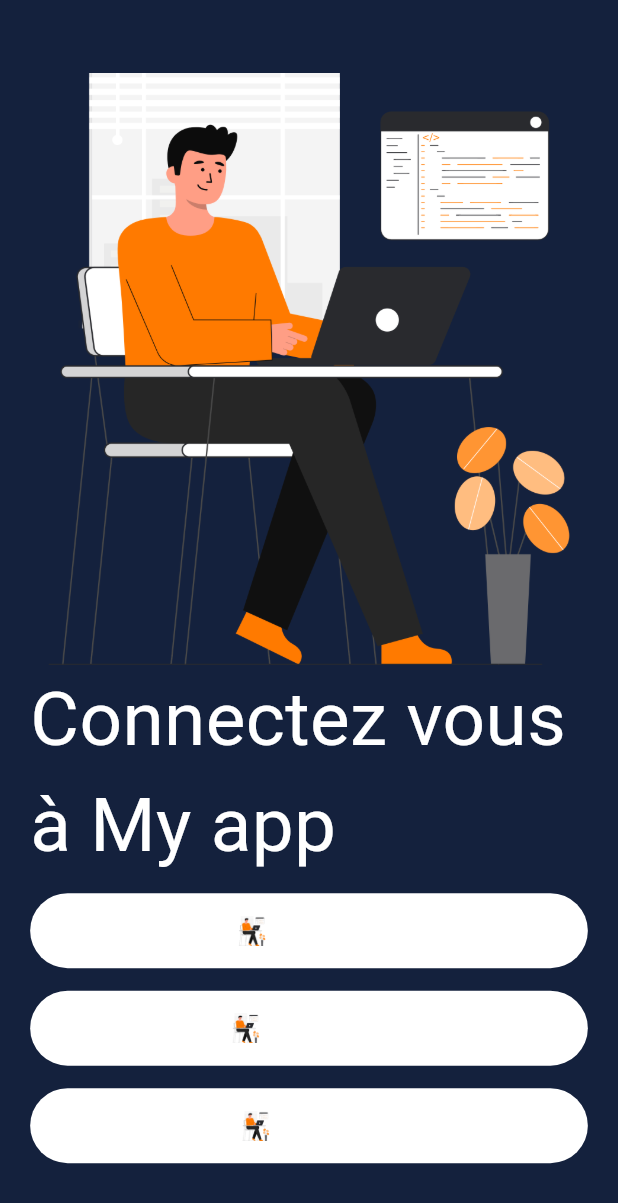
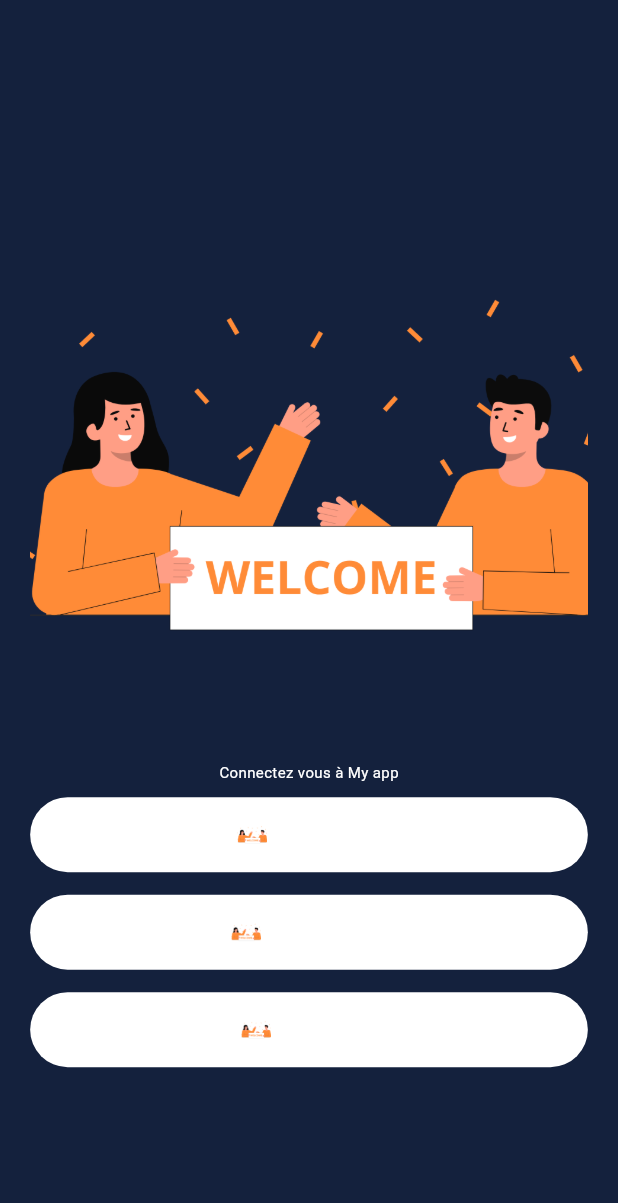
Before and after one commit to ulysse-coder/karz, a Flutter app: the screen it shows after launch, on a phone screen of 412 x 824 dp. Shown: the top 1203 px of the screen. Run offline on Flutter 3.47's test engine with Material 3 defaults, Android fonts, the phone set to English and light mode, and no system bars; our stand-ins replace bloc, cloud_firestore, dartz, equatable, firebase_auth, firebase_core and 6 more; missing offline and left inert: flutter_facebook_auth; accounts and stored records are empty.

Commit message:
verifs suite à uno petito errero

```diff
--- a/lib/features/authentification/presentation/vues/InterfaceAuthentification1.dart
+++ b/lib/features/authentification/presentation/vues/InterfaceAuthentification1.dart
@@ -27,14 +27,14 @@ class _InterfaceState extends State<InterfaceAuthentification1> {
             mainAxisAlignment: MainAxisAlignment.center,
             children: [
               Image.asset(
-                'asset/images/Coder.png', // Chemin de l'image
+                'asset/images/Welcome.png', // Chemin de l'image
                 fit: BoxFit.cover, // Ajuster l'image pour couvrir la zone
                 height: (longueurEcran / 2.0867),
               ),
               Text(
                 'Connectez vous à My app',
                 style: TextStyle(
-                  fontSize: (longueurEcran / 16.52),
+                  fontSize: 10,
                   color: Colors.white,
                   //fontFamily: 'Italianno',
                 ),
@@ -51,7 +51,7 @@ class _InterfaceState extends State<InterfaceAuthentification1> {
                   mainAxisAlignment: MainAxisAlignment.center,
                   children: [
                     Image.asset(
-                      'asset/images/Coder.png', // Chemin de l'image
+                      'asset/images/Welcome.png', // Chemin de l'image
                       //fit: BoxFit.cover, // Ajuster l'image pour couvrir la zone
                       height: 20,
                       width:  20,
@@ -82,7 +82,7 @@ class _InterfaceState extends State<InterfaceAuthentification1> {
                   mainAxisAlignment: MainAxisAlignment.center,
                   children: [
                     Image.asset(
-                      'asset/images/Coder.png', // Chemin de l'image
+                      'asset/images/Welcome.png', // Chemin de l'image
                       //fit: BoxFit.cover, // Ajuster l'image pour couvrir la zone
                       height: 20,
                       width:  20,
@@ -112,7 +112,7 @@ class _InterfaceState extends State<InterfaceAuthentification1> {
                   mainAxisAlignment: MainAxisAlignment.center,
                   children: [
                     Image.asset(
-                      'asset/images/Coder.png', // Chemin de l'image
+                      'asset/images/Welcome.png', // Chemin de l'image
                       //fit: BoxFit.cover, // Ajuster l'image pour couvrir la zone
                       height: 20,
                       width:  20,
```
